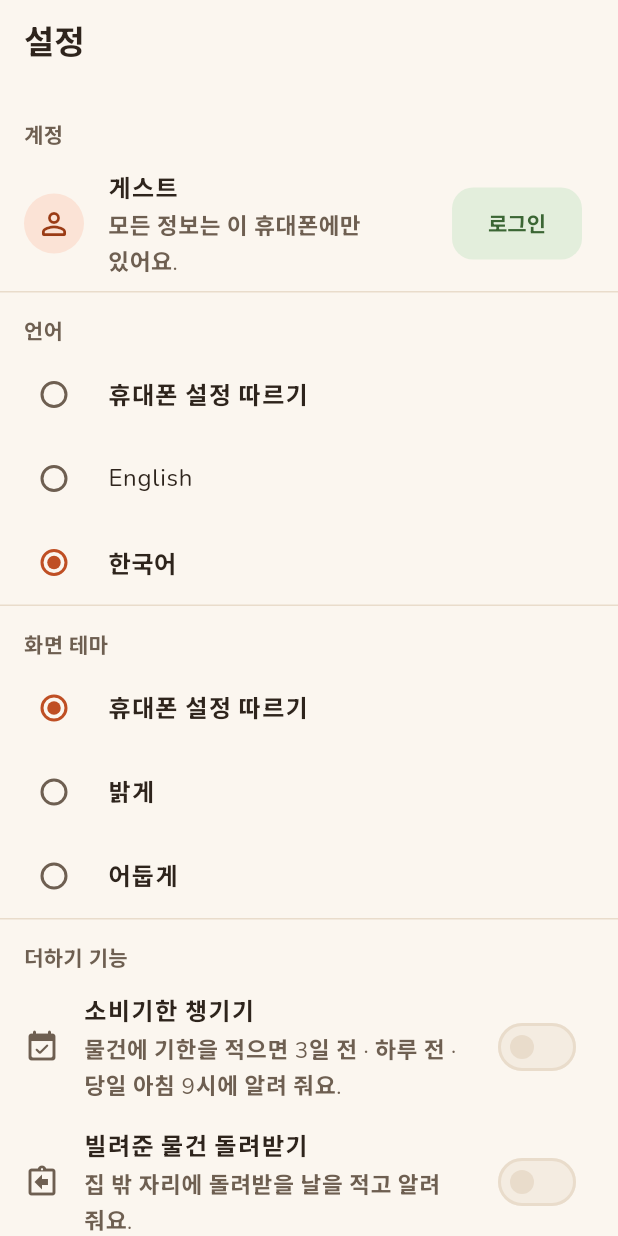
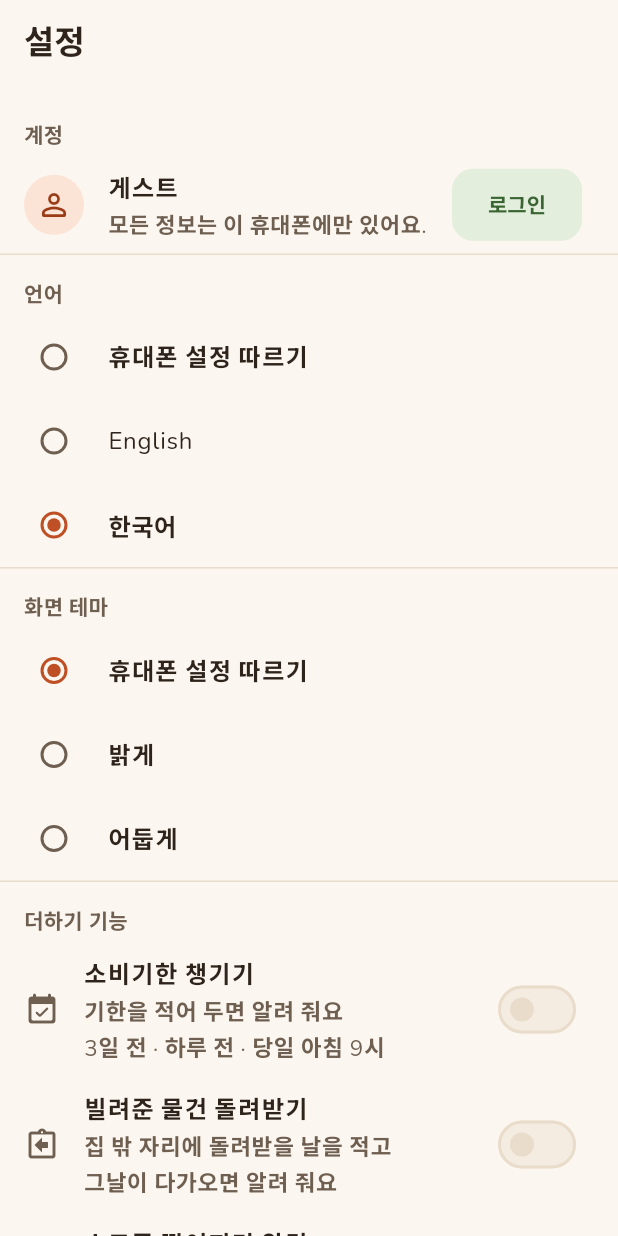
Before and after one commit to graviton94/myhomes, a Flutter app: the SettingsScreen screen opened by its route, after a tap on "한국어", on a phone screen of 412 x 824 dp. Run offline on Flutter 3.47's test engine with Material 3 defaults, Android fonts, the phone set to English and light mode, and no system bars; our stand-ins replace audioplayers, cloud_firestore, cloud_functions, firebase_auth, firebase_core, firebase_messaging and 10 more; missing offline and left inert: flutter_naver_login, kakao_flutter_sdk_user, path_parsing; accounts and stored records are empty; project files that could hold a hidden picture were left out.

Commit message:
Lines break where the sentence does, sized to fit their column
Two-line descriptions now carry their own line breaks in the ARB files
("1개 남음" / "2개는 있어야 해요"), and FitText shrinks the font just
enough for the widest line to fit the column: settings, shopping list,
home bands, family screens, empty states.

Co-Authored-By: Claude Opus 5.5 <noreply@anthropic.com>
Claude-Session: https://claude.ai/code/session_01B27ZN5yP1ixiSBpvkuwVVP

```diff
--- a/app/lib/features/family/family_screen.dart
+++ b/app/lib/features/family/family_screen.dart
@@ -14,6 +14,7 @@ import '../../settings/settings.dart';
 import '../../widgets/empty_state.dart';
 import '../../widgets/fairy.dart';
 import '../../widgets/sheets.dart';
+import '../../widgets/fit_text.dart';
 
 /// Family tab: sign in, make our home or join one with a code, see who is
 /// in it, invite someone, leave.
@@ -62,7 +63,7 @@ class _FamilyScreenState extends ConsumerState<FamilyScreen> {
               children: [
                 Text(l.familyUploadTitle, style: Theme.of(context).textTheme.titleLarge),
                 const SizedBox(height: AppSpace.sm),
-                Text(l.familyUploadBody(phone.spaces.length, phone.items.length)),
+                FitText(l.familyUploadBody(phone.spaces.length, phone.items.length)),
                 const SizedBox(height: AppSpace.lg),
                 FilledButton(
                   key: const ValueKey('family-upload-yes'),
@@ -284,7 +285,7 @@ class _JoinScreenState extends State<_JoinScreen> {
       body: ListView(
         padding: const EdgeInsets.all(AppSpace.lg),
         children: [
-          Text(l.familyJoinBody),
+          FitText(l.familyJoinBody),
           const SizedBox(height: AppSpace.lg),
           TextField(
             key: const ValueKey('join-code'),
--- a/app/lib/features/home/home_screen.dart
+++ b/app/lib/features/home/home_screen.dart
@@ -18,6 +18,7 @@ import '../../widgets/open_item.dart';
 import '../search/search_results.dart';
 import 'house_map.dart';
 import '../spaces/space_actions.dart';
+import '../../widgets/fit_text.dart';
 
 class HomeScreen extends ConsumerStatefulWidget {
   const HomeScreen({super.key});
@@ -146,7 +147,7 @@ class _HomeScreenState extends ConsumerState<HomeScreen> {
                       contentPadding: EdgeInsets.zero,
                       leading: ItemThumb(category: item.category, photoPath: item.photoPath, iconKey: item.icon),
                       title: Text(item.name, maxLines: 1, overflow: TextOverflow.ellipsis),
-                      subtitle: Text(l.shoppingNeed(item.qty, item.minQty!), maxLines: 1, overflow: TextOverflow.ellipsis),
+                      subtitle: FitText(l.shoppingNeed(item.qty, item.minQty!)),
                       onTap: () => openItem(context, d, item),
                     ),
                 ],
--- a/app/lib/features/home/house_map.dart
+++ b/app/lib/features/home/house_map.dart
@@ -9,6 +9,7 @@ import '../../design/tokens.g.dart';
 import '../../l10n/app_localizations.dart';
 import '../../widgets/app_icons.dart';
 import '../../widgets/doodle.dart';
+import '../../widgets/fit_text.dart';
 import '../house/room_edit_screen.dart' show FurniturePainter;
 import '../spaces/space_actions.dart';
 
@@ -102,7 +103,7 @@ class HouseMap extends ConsumerWidget {
                       key: const ValueKey('map-setup'),
                       leading: Icon(Icons.house_rounded, color: c.accentInk),
                       title: Text(l.mapSetup, style: AppType.label.copyWith(color: c.accentInk)),
-                      subtitle: Text(l.mapSetupBody, style: AppType.caption),
+                      subtitle: FitText(l.mapSetupBody, style: AppType.caption),
                       trailing: Icon(Icons.chevron_right_rounded, color: c.accentInk),
                       onTap: () => context.push('/house/setup'),
                     ),
--- a/app/lib/features/settings/settings_screen.dart
+++ b/app/lib/features/settings/settings_screen.dart
@@ -9,6 +9,7 @@ import '../../design/tokens.g.dart';
 import '../../l10n/app_localizations.dart';
 import '../../settings/settings.dart';
 import '../../widgets/sheets.dart';
+import '../../widgets/fit_text.dart';
 
 class SettingsScreen extends ConsumerWidget {
   const SettingsScreen({super.key});
@@ -65,7 +66,7 @@ class SettingsScreen extends ConsumerWidget {
             },
             secondary: const Icon(Icons.event_available_rounded),
             title: Text(l.featureExpiry),
-            subtitle: Text(l.featureExpiryBody),
+            subtitle: FitText(l.featureExpiryBody),
           ),
           SwitchListTile(
             key: const ValueKey('feature-returns'),
@@ -76,7 +77,7 @@ class SettingsScreen extends ConsumerWidget {
             },
             secondary: const Icon(Icons.assignment_return_outlined),
             title: Text(l.featureReturns),
-            subtitle: Text(l.featureReturnsBody),
+            subtitle: FitText(l.featureReturnsBody),
           ),
           SwitchListTile(
             key: const ValueKey('feature-low-stock'),
@@ -84,7 +85,7 @@ class SettingsScreen extends ConsumerWidget {
             onChanged: controller.setLowStockOn,
             secondary: const Icon(Icons.shopping_basket_outlined),
             title: Text(l.featureLowStock),
-            subtitle: Text(l.featureLowStockBody),
+            subtitle: FitText(l.featureLowStockBody),
           ),
           SwitchListTile(
             key: const ValueKey('feature-family-alerts'),
@@ -92,7 +93,7 @@ class SettingsScreen extends ConsumerWidget {
             onChanged: inHome ? controller.setFamilyAlertsOn : null,
             secondary: const Icon(Icons.notifications_active_outlined),
             title: Text(l.featureFamilyAlerts),
-            subtitle: Text(inHome ? l.featureFamilyAlertsBody : l.featureFamilyAlertsNeedsHome),
+            subtitle: FitText(inHome ? l.featureFamilyAlertsBody : l.featureFamilyAlertsNeedsHome),
           ),
           const Divider(),
           _Section(l.dataSection),
@@ -137,7 +138,7 @@ class _AccountTile extends ConsumerWidget {
       return ListTile(
         leading: const CircleAvatar(child: Icon(Icons.person_outline_rounded)),
         title: Text(l.accountGuest),
-        subtitle: Text(l.accountGuestBody),
+        subtitle: FitText(l.accountGuestBody),
         trailing: FilledButton.tonal(
           onPressed: () async {
             final ok = await confirm(context, title: l.leaveGuest, body: l.leaveGuestBody, action: l.signIn);
@@ -158,7 +159,7 @@ class _AccountTile extends ConsumerWidget {
         child: const Icon(Icons.person_rounded),
       ),
       title: Text(account.name?.isNotEmpty == true ? account.name! : provider),
-      subtitle: Text(l.accountWith(provider)),
+      subtitle: FitText(l.accountWith(provider)),
       trailing: TextButton(
         onPressed: () async {
           final ok = await confirm(context, title: l.signOut, body: l.signOutBody, action: l.signOut);
--- a/app/lib/l10n/app_ko.arb
+++ b/app/lib/l10n/app_ko.arb
@@ -352,18 +352,18 @@
   "houseTakeOff": "지도에서 빼기",
   "houseTapBlock": "블록을 눌러 고르세요",
   "mapSetup": "우리 집 모양 정하기",
-  "mapSetupBody": "평면도 모양을 고르면 지도가 실제 집처럼 보여요.",
+  "mapSetupBody": "평면도 모양을 고르면\n지도가 실제 집처럼 보여요",
   "mapEdit": "모양 고치기",
   "mapUnplaced": "지도에 아직 없는 방",
   "aiToWordSearch": "AI 검색에서 단어 검색으로 전환돼요.",
   "aiQuotaSubscribe": "오늘 쓸 수 있는 AI 검색을 다 썼어요. 구독하면 하루 한도 없이 요정이 뜻으로 찾아 줘요.",
   "featuresSection": "더하기 기능",
   "featureExpiry": "소비기한 챙기기",
-  "featureExpiryBody": "물건에 기한을 적으면 3일 전 · 하루 전 · 당일 아침 9시에 알려 줘요.",
+  "featureExpiryBody": "기한을 적어 두면 알려 줘요\n3일 전 · 하루 전 · 당일 아침 9시",
   "featureReturns": "빌려준 물건 돌려받기",
-  "featureReturnsBody": "집 밖 자리에 돌려받을 날을 적고 알려 줘요.",
+  "featureReturnsBody": "집 밖 자리에 돌려받을 날을 적고\n그날이 다가오면 알려 줘요",
   "featureLowStock": "소모품 떨어지면 알림",
-  "featureLowStockBody": "최소 수량을 정하면 그보다 적을 때 장보기 목록에 올려요.",
+  "featureLowStockBody": "최소 수량을 정해 두면\n모자랄 때 장보기 목록에 올려요",
   "notifyOff": "알림이 꺼져 있어요. 휴대폰 설정에서 우리집요정 알림을 켜 주세요.",
   "notifyChannel": "기한 알림",
   "notifyChannelBody": "소비기한과 돌려받을 날",
@@ -373,8 +373,8 @@
   "runningLow": "떨어져 가요 · {count}개",
   "shoppingTitle": "장보기 목록",
   "shoppingEmptyTitle": "떨어져 가는 게 없어요",
-  "shoppingEmptyBody": "휴지 · 쌀처럼 늘 두는 물건에 최소 수량을 정해 두세요.",
-  "shoppingNeed": "{qty}개 남음 · {min}개는 있어야 해요",
+  "shoppingEmptyBody": "휴지 · 쌀처럼 늘 두는 물건에\n최소 수량을 정해 두세요",
+  "shoppingNeed": "{qty}개 남음\n{min}개는 있어야 해요",
   "shoppingRefill": "채웠어요",
   "shoppingRefilled": "{name} {qty}개로 채웠어요",
   "minQty": "최소 수량",
@@ -382,13 +382,13 @@
   "minQtyNone": "안 정함",
   "minQtySet": "정하기",
   "familyGuestTitle": "가족과 같이 써요",
-  "familyGuestBody": "로그인하고 우리 집을 만들면 가족이 같은 지도를 보고 같이 넣고 찾을 수 있어요.",
-  "familyAloneBody": "우리 집을 만들어 가족을 부르거나, 받은 초대코드로 들어가세요.",
+  "familyGuestBody": "로그인하고 우리 집을 만들면\n가족이 같은 지도를 보며\n같이 넣고 찾을 수 있어요",
+  "familyAloneBody": "우리 집을 만들어 가족을 부르거나\n받은 초대코드로 들어가세요",
   "familyCreate": "우리 집 만들기",
   "familyJoin": "초대코드로 들어가기",
   "familyDefaultName": "우리 집",
   "familyUploadTitle": "이 폰에 있던 것도 올릴까요?",
-  "familyUploadBody": "공간 {spaces}개 · 물건 {items}개를 올리면 가족도 볼 수 있어요. 폰에도 그대로 남아요.",
+  "familyUploadBody": "공간 {spaces}개 · 물건 {items}개를 올려요\n가족도 볼 수 있고, 폰에도 그대로 남아요",
   "familyUploadYes": "올리고 시작하기",
   "familyUploadNo": "빈 집으로 시작하기",
   "familyHeader": "{name} · {count}/{limit}명",
@@ -403,11 +403,11 @@
   "familyCopied": "코드를 복사했어요",
   "familyFull": "무료는 2명까지 함께 쓸 수 있어요.",
   "familyLeave": "우리 집에서 나가기",
-  "familyLeaveBody": "이 폰은 원래 있던 물건으로 돌아가요. 우리 집은 가족에게 그대로 남고, 아무도 없으면 지워져요.",
+  "familyLeaveBody": "이 폰은 원래 있던 물건으로 돌아가요\n우리 집은 가족에게 그대로 남고\n아무도 없으면 지워져요",
   "familyLeaveAction": "나가기",
   "familyJoinHint": "6자리 코드",
   "familyJoinGo": "들어가기",
-  "familyJoinBody": "가족이 보낸 코드를 넣어 주세요. 24시간 동안 쓸 수 있어요.",
+  "familyJoinBody": "가족이 보낸 코드를 넣어 주세요\n24시간 동안 쓸 수 있어요",
   "familyAlreadyTitle": "지금 집에서 나갈까요?",
   "familyAlreadyBody": "한 번에 한 집에만 있을 수 있어요.",
   "familyAlreadyAction": "나가고 들어가기",
@@ -420,8 +420,8 @@
   "syncOffline": "오프라인 · 폰에 저장됨",
   "changeBy": "{name} · {change}",
   "featureFamilyAlerts": "가족이 바꾸면 알림",
-  "featureFamilyAlertsBody": "우리 집에서 가족이 넣거나 옮기거나 쓰면 알려 줘요.",
-  "featureFamilyAlertsNeedsHome": "가족 탭에서 우리 집을 만들거나 들어가면 켤 수 있어요.",
+  "featureFamilyAlertsBody": "가족이 넣고 옮기고 쓰면\n바로 알려 줘요",
+  "featureFamilyAlertsNeedsHome": "가족 탭에서 우리 집에 들어가면\n켤 수 있어요",
   "notifyFamilyChannel": "가족 소식",
   "notifyFamilyChannelBody": "가족이 우리 집에서 바꾼 것",
   "roomEditTitle": "{room} 가구 놓기",
--- a/app/lib/l10n/app_localizations_ko.dart
+++ b/app/lib/l10n/app_localizations_ko.dart
@@ -1202,7 +1202,7 @@ class AppLocalizationsKo extends AppLocalizations {
   String get mapSetup => '우리 집 모양 정하기';
 
   @override
-  String get mapSetupBody => '평면도 모양을 고르면 지도가 실제 집처럼 보여요.';
+  String get mapSetupBody => '평면도 모양을 고르면\n지도가 실제 집처럼 보여요';
 
   @override
   String get mapEdit => '모양 고치기';
@@ -1224,19 +1224,19 @@ class AppLocalizationsKo extends AppLocalizations {
   String get featureExpiry => '소비기한 챙기기';
 
   @override
-  String get featureExpiryBody => '물건에 기한을 적으면 3일 전 · 하루 전 · 당일 아침 9시에 알려 줘요.';
+  String get featureExpiryBody => '기한을 적어 두면 알려 줘요\n3일 전 · 하루 전 · 당일 아침 9시';
 
   @override
   String get featureReturns => '빌려준 물건 돌려받기';
 
   @override
-  String get featureReturnsBody => '집 밖 자리에 돌려받을 날을 적고 알려 줘요.';
+  String get featureReturnsBody => '집 밖 자리에 돌려받을 날을 적고\n그날이 다가오면 알려 줘요';
 
   @override
   String get featureLowStock => '소모품 떨어지면 알림';
 
   @override
-  String get featureLowStockBody => '최소 수량을 정하면 그보다 적을 때 장보기 목록에 올려요.';
+  String get featureLowStockBody => '최소 수량을 정해 두면\n모자랄 때 장보기 목록에 올려요';
 
   @override
   String get notifyOff => '알림이 꺼져 있어요. 휴대폰 설정에서 우리집요정 알림을 켜 주세요.';
@@ -1288,11 +1288,11 @@ class AppLocalizationsKo extends AppLocalizations {
   String get shoppingEmptyTitle => '떨어져 가는 게 없어요';
 
   @override
-  String get shoppingEmptyBody => '휴지 · 쌀처럼 늘 두는 물건에 최소 수량을 정해 두세요.';
+  String get shoppingEmptyBody => '휴지 · 쌀처럼 늘 두는 물건에\n최소 수량을 정해 두세요';
 
   @override
   String shoppingNeed(int qty, int min) {
-    return '$qty개 남음 · $min개는 있어야 해요';
+    return '$qty개 남음\n$min개는 있어야 해요';
   }
 
   @override
@@ -1319,10 +1319,11 @@ class AppLocalizationsKo extends AppLocalizations {
   String get familyGuestTitle => '가족과 같이 써요';
 
   @override
-  String get familyGuestBody => '로그인하고 우리 집을 만들면 가족이 같은 지도를 보고 같이 넣고 찾을 수 있어요.';
+  String get familyGuestBody =>
+      '로그인하고 우리 집을 만들면\n가족이 같은 지도를 보며\n같이 넣고 찾을 수 있어요';
 
   @override
-  String get familyAloneBody => '우리 집을 만들어 가족을 부르거나, 받은 초대코드로 들어가세요.';
+  String get familyAloneBody => '우리 집을 만들어 가족을 부르거나\n받은 초대코드로 들어가세요';
 
   @override
   String get familyCreate => '우리 집 만들기';
@@ -1338,7 +1339,7 @@ class AppLocalizationsKo extends AppLocalizations {
 
   @override
   String familyUploadBody(int spaces, int items) {
-    return '공간 $spaces개 · 물건 $items개를 올리면 가족도 볼 수 있어요. 폰에도 그대로 남아요.';
+    return '공간 $spaces개 · 물건 $items개를 올려요\n가족도 볼 수 있고, 폰에도 그대로 남아요';
   }
 
   @override
@@ -1391,7 +1392,7 @@ class AppLocalizationsKo extends AppLocalizations {
 
   @override
   String get familyLeaveBody =>
-      '이 폰은 원래 있던 물건으로 돌아가요. 우리 집은 가족에게 그대로 남고, 아무도 없으면 지워져요.';
+      '이 폰은 원래 있던 물건으로 돌아가요\n우리 집은 가족에게 그대로 남고\n아무도 없으면 지워져요';
 
   @override
   String get familyLeaveAction => '나가기';
@@ -1403,7 +1404,7 @@ class AppLocalizationsKo extends AppLocalizations {
   String get familyJoinGo => '들어가기';
 
   @override
-  String get familyJoinBody => '가족이 보낸 코드를 넣어 주세요. 24시간 동안 쓸 수 있어요.';
+  String get familyJoinBody => '가족이 보낸 코드를 넣어 주세요\n24시간 동안 쓸 수 있어요';
 
   @override
   String get familyAlreadyTitle => '지금 집에서 나갈까요?';
@@ -1444,10 +1445,10 @@ class AppLocalizationsKo extends AppLocalizations {
   String get featureFamilyAlerts => '가족이 바꾸면 알림';
 
   @override
-  String get featureFamilyAlertsBody => '우리 집에서 가족이 넣거나 옮기거나 쓰면 알려 줘요.';
+  String get featureFamilyAlertsBody => '가족이 넣고 옮기고 쓰면\n바로 알려 줘요';
 
   @override
-  String get featureFamilyAlertsNeedsHome => '가족 탭에서 우리 집을 만들거나 들어가면 켤 수 있어요.';
+  String get featureFamilyAlertsNeedsHome => '가족 탭에서 우리 집에 들어가면\n켤 수 있어요';
 
   @override
   String get notifyFamilyChannel => '가족 소식';
--- a/app/lib/widgets/empty_state.dart
+++ b/app/lib/widgets/empty_state.dart
@@ -2,6 +2,7 @@ import 'package:flutter/material.dart';
 
 import '../design/tokens.g.dart';
 import 'fairy.dart';
+import 'fit_text.dart';
 
 /// Fairy + title + one helpful sentence + optional action. Used wherever a
 /// list has nothing in it yet.
@@ -25,7 +26,7 @@ class EmptyState extends StatelessWidget {
           const SizedBox(height: AppSpace.md),
           Text(title, style: t.titleLarge, textAlign: TextAlign.center),
           const SizedBox(height: AppSpace.sm),
-          Text(
+          FitText(
             body,
             style: t.bodyMedium?.copyWith(color: Theme.of(context).colorScheme.onSurfaceVariant),
             textAlign: TextAlign.center,
--- /dev/null
+++ b/app/lib/widgets/fit_text.dart
@@ -0,0 +1,51 @@
+import 'dart:math' as math;
+
+import 'package:flutter/material.dart';
+
+/// Text whose lines are set by the words themselves: each "\n" in the ARB
+/// string starts a line at a natural break ("1개 남음" / "2개는 있어야 해요"),
+/// and the font shrinks just enough for the widest line to fit the column,
+/// down to [minScale]. Only a line still too wide at that size wraps, and
+/// then between words (widgets/keep_words.dart).
+class FitText extends StatelessWidget {
+  const FitText(this.text, {super.key, this.style, this.textAlign, this.minScale = 0.78});
+
+  final String text;
+  final TextStyle? style;
+  final TextAlign? textAlign;
+  final double minScale;
+
+  /// The size factor that fits [text]'s widest line into [width].
+  static double scaleFor(String text, TextStyle style, double width, TextScaler scaler, TextDirection dir, {double minScale = 0.78}) {
+    var widest = 0.0;
+    for (final line in text.split('\n')) {
+      final tp = TextPainter(
+        text: TextSpan(text: line, style: style),
+        textDirection: dir,
+        textScaler: scaler,
+        maxLines: 1,
+      )..layout();
+      widest = math.max(widest, tp.width);
+      tp.dispose();
+    }
+    // A hair of room for rounding, so a line that just fits is not wrapped.
+    final room = width - 1;
+    return widest <= room ? 1 : math.max(minScale, room / widest);
+  }
+
+  @override
+  Widget build(BuildContext context) {
+    final base = DefaultTextStyle.of(context).style.merge(style);
+    return LayoutBuilder(
+      builder: (context, box) {
+        if (!box.hasBoundedWidth || base.fontSize == null) return Text(text, style: base, textAlign: textAlign);
+        final scale = scaleFor(text, base, box.maxWidth, MediaQuery.textScalerOf(context), Directionality.of(context), minScale: minScale);
+        return Text(
+          text,
+          style: base.copyWith(fontSize: base.fontSize! * scale, height: base.height),
+          textAlign: textAlign,
+        );
+      },
+    );
+  }
+}
```
Also changed, not shown: app/lib/features/shopping/shopping_screen.dart (+7 -5 lines), app/lib/l10n/app_en.arb (+13 -13 lines), app/lib/l10n/app_localizations.dart (+13 -13 lines), app/lib/l10n/app_localizations_en.dart (+13 -13 lines), 3 other files.
